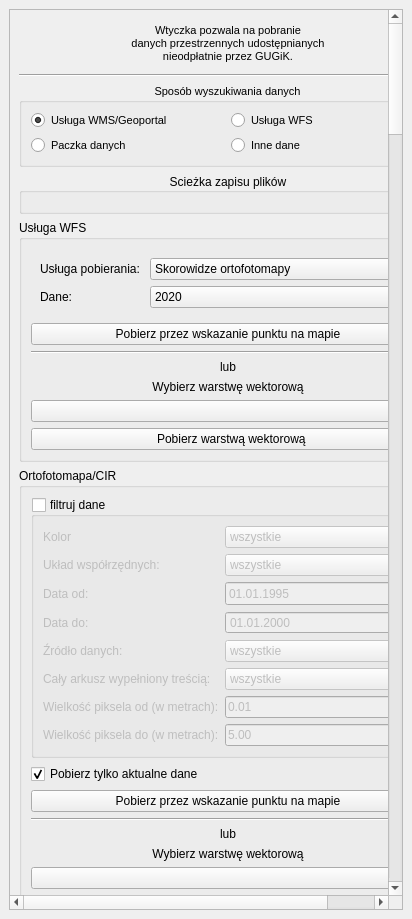
Above: pobieracz_danych_gugik_base.ui from envirosolutionspl/pobieracz_danych_gugik before the change. Below: the same form after it.
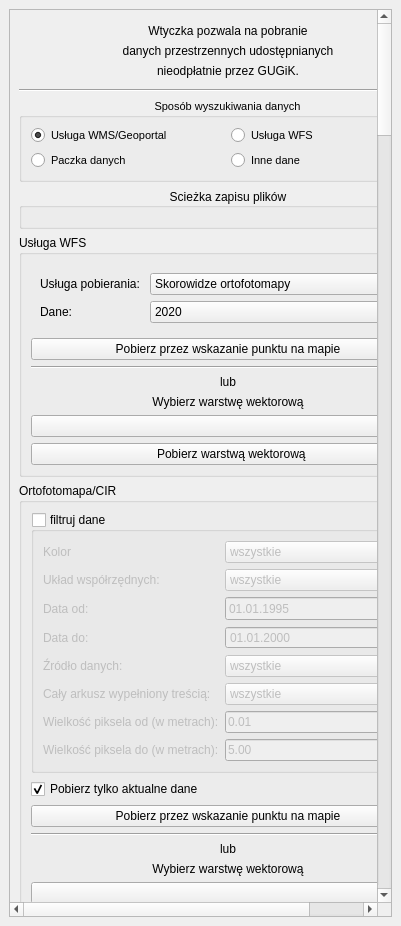
That is the form after the change. Icons and pictures are not drawn. Custom widgets are drawn as their Qt base class.

Commit message: poprawa opisu błędu dla egib wfs + naprawa błędu KeyError

Patch:
```diff
--- a/pobieracz_danych_gugik_base.ui
+++ b/pobieracz_danych_gugik_base.ui
@@ -6,8 +6,8 @@
    <rect>
     <x>0</x>
     <y>0</y>
-    <width>412</width>
-    <height>919</height>
+    <width>401</width>
+    <height>926</height>
    </rect>
   </property>
   <property name="windowTitle">
@@ -23,13 +23,16 @@
       <property name="widgetResizable">
        <bool>true</bool>
       </property>
+      <property name="alignment">
+       <set>Qt::AlignCenter</set>
+      </property>
       <widget class="QWidget" name="scrollAreaWidgetContents">
        <property name="geometry">
         <rect>
          <x>0</x>
          <y>0</y>
-         <width>392</width>
-         <height>877</height>
+         <width>381</width>
+         <height>884</height>
         </rect>
        </property>
        <layout class="QVBoxLayout" name="verticalLayout_2">
@@ -67,24 +70,38 @@
            </widget>
           </item>
           <item>
-           <widget class="QLabel" name="label">
-            <property name="font">
-             <font>
-              <pointsize>8</pointsize>
-             </font>
-            </property>
-            <property name="text">
-             <string>Wtyczka pozwala na pobranie
-danych przestrzennych udostępnianych
-nieodpłatnie przez GUGiK.</string>
-            </property>
-            <property name="textFormat">
-             <enum>Qt::PlainText</enum>
-            </property>
-            <property name="alignment">
-             <set>Qt::AlignCenter</set>
-            </property>
-           </widget>
+           <layout class="QGridLayout" name="gridLayout_4">
+            <item row="1" column="0">
+             <widget class="QLabel" name="label_57">
+              <property name="text">
+               <string>Wtyczka pozwala na pobranie</string>
+              </property>
+              <property name="alignment">
+               <set>Qt::AlignCenter</set>
+              </property>
+             </widget>
+            </item>
+            <item row="2" column="0">
+             <widget class="QLabel" name="label_58">
+              <property name="text">
+               <string>danych przestrzennych udostępnianych</string>
+              </property>
+              <property name="alignment">
+               <set>Qt::AlignCenter</set>
+              </property>
+             </widget>
+            </item>
+            <item row="3" column="0">
+             <widget class="QLabel" name="label_59">
+              <property name="text">
+               <string>nieodpłatnie przez GUGiK.</string>
+              </property>
+              <property name="alignment">
+               <set>Qt::AlignCenter</set>
+              </property>
+             </widget>
+            </item>
+           </layout>
           </item>
           <item>
            <widget class="QLabel" name="label_4">
```
Left out of the diff: 83 changed lines with no effect on the pictures. The commit also changes 2 other files.
